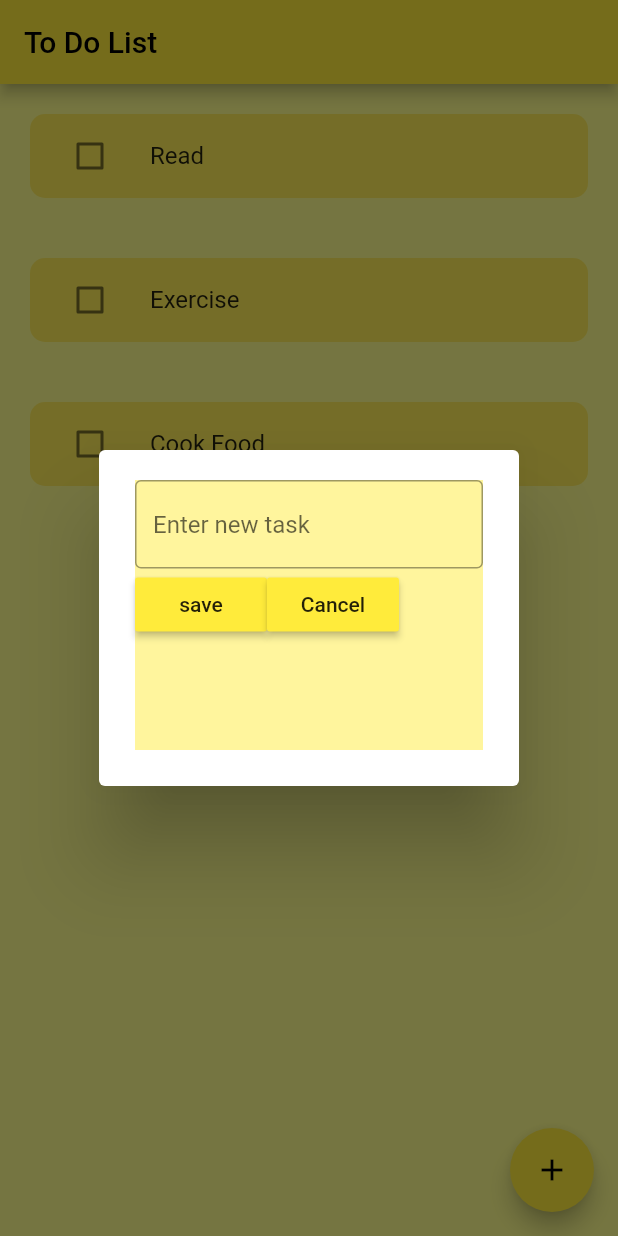
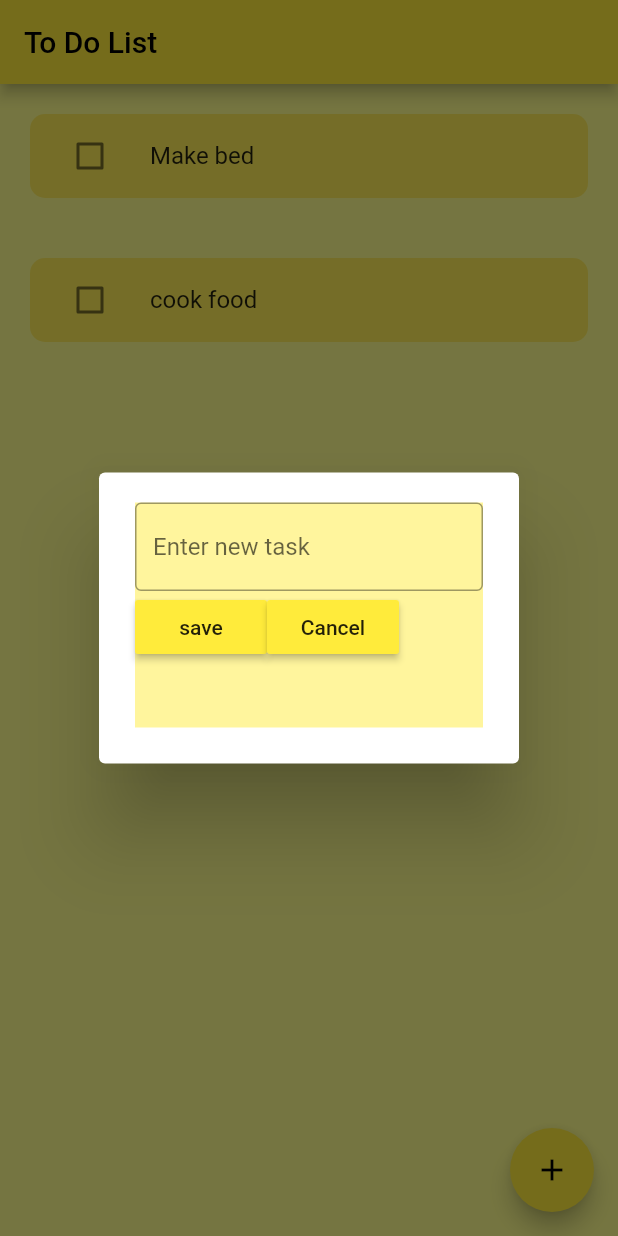
Before and after one commit to mbasnet123/todo_list_app, a Flutter app: the screen it shows after launch, after a tap on the "add" icon, on a phone screen of 412 x 824 dp. Run offline on Flutter 3.47's test engine with Material 2 defaults, Android fonts, the phone set to English and light mode, and no system bars; drawn by our look-alikes of flutter_slidable; our stand-ins replace hive, hive_flutter; accounts and stored records are empty.

Commit message:
added hive local storage

```diff
--- /dev/null
+++ b/lib/data/database.dart
@@ -0,0 +1,27 @@
+import 'package:hive/hive.dart';
+import 'package:hive_flutter/hive_flutter.dart';
+import 'package:flutter/src/services/platform_channel.dart';
+
+class ToDoDataBase {
+
+  List toDoList = [];
+  final _myBox = Hive.box('myBox');
+
+  // run this method if this is the 1st time opening this app
+  void createInitialData(){
+    toDoList = [
+      ["Make bed", false],
+      ["cook food", false],
+    ];
+  }
+
+   // load the data from database
+    void loadData(){
+      toDoList = _myBox.get("TODOLIST");
+    }
+
+    // update the database
+    void updateDataBase(){
+      _myBox.put("TODOLIST", toDoList);
+    }
+}
--- a/lib/main.dart
+++ b/lib/main.dart
@@ -1,8 +1,18 @@
 import 'package:flutter/material.dart';
+import 'package:hive/hive.dart';
+import 'package:hive_flutter/adapters.dart';
 import 'package:to_do_app/screens/home_page.dart';
 
-void main() =>
+void main() async {
+  // init the hive
+  await Hive.initFlutter();
+
+  // open a box
+  var box = await Hive.openBox('mybox');
+
   runApp(const MyApp());
+}
+
 
 
 class MyApp extends StatelessWidget {
--- a/lib/screens/home_page.dart
+++ b/lib/screens/home_page.dart
@@ -1,4 +1,7 @@
 import 'package:flutter/material.dart';
+import 'package:hive/hive.dart';
+import 'package:hive_flutter/hive_flutter.dart';
+import 'package:to_do_app/data/database.dart';
 import 'package:to_do_app/utils/dialog_box.dart';
 import 'package:to_do_app/utils/todo_tile.dart';
 
@@ -10,23 +13,58 @@ class HomePage extends StatefulWidget {
 }
 
 class _HomePageState extends State<HomePage> {
-  List toDoList = [
-    ["Read", false],
-    ["Exercise", false],
-    ["Cook Food", false],
-  ];
+  final _myBox = Hive.box('myBox');
+  ToDoDataBase db = ToDoDataBase();
+
+  @override
+  void initState() {
+    // if this is the 1st time ever opening the app, then create default data
+    if (_myBox.get("TODOLIST") == null) {
+      db.createInitialData();
+    }
+    else{
+      // if data already exists
+      db.loadData();
+    }
+
+    super.initState();
+  }
+
+  final _controller = TextEditingController();
+
 
   void checkBoxChanged(bool? value, int index) {
     setState(() {
-      toDoList[index][1] = !toDoList[index][1];
+      db.toDoList[index][1] = !db.toDoList[index][1];
     });
+    db.updateDataBase();
+  }
+
+  void saveNewTask() {
+    setState(() {
+      db.toDoList.add([_controller.text, false]);
+      _controller.clear();
+    });
+    Navigator.of(context).pop();
+    db.updateDataBase();
   }
 
   void createNewTask() {
     showDialog(
       context: context,
-      builder: (context) => DialogBox(),
+      builder: (context) => DialogBox(
+        controller: _controller,
+        onSave: saveNewTask,
+        onCancel: () => Navigator.of(context).pop(),
+      ),
     );
+  }
+
+  void deleteTaskAtIndex(int index) {
+    setState(() {
+      db.toDoList.removeAt(index);
+    });
+    db.updateDataBase();
   }
 
   @override
@@ -46,12 +84,13 @@ class _HomePageState extends State<HomePage> {
         child: Icon(Icons.add),
       ),
       body: ListView.builder(
-        itemCount: toDoList.length,
+        itemCount: db.toDoList.length,
         itemBuilder: (context, index) {
           return ToDoTile(
-            taskName: toDoList[index][0],
-            taskCompleted: toDoList[index][1],
+            taskName: db.toDoList[index][0],
+            taskCompleted: db.toDoList[index][1],
             onChanged: (value) => checkBoxChanged(value, index),
+            deleteTask: (context) => deleteTaskAtIndex(index),
           );
         },
       ),
--- a/lib/utils/dialog_box.dart
+++ b/lib/utils/dialog_box.dart
@@ -2,26 +2,30 @@ import 'package:flutter/material.dart';
 import 'package:to_do_app/utils/my_button.dart';
 
 class DialogBox extends StatelessWidget {
-  const DialogBox({Key? key}) : super(key: key);
+  final controller;
+  VoidCallback onSave;
+  VoidCallback onCancel;
+  DialogBox({Key? key, required this.controller, required this.onCancel, required this.onSave}) : super(key: key);
 
   @override
   Widget build(BuildContext context) {
     return AlertDialog(
       content: Container(
         color: Colors.yellow[200],
-        height: 180,
+        height: 150,
         child: Column(
           children: [
-            const TextField(
-              decoration: InputDecoration(
+            TextField(
+              controller: controller,
+              decoration: const InputDecoration(
                 border: OutlineInputBorder(),
                 hintText: "Enter new task",
               ),
             ),
             Row(
               children: [
-                MyButton(text: "save", onPressed: () {}),
-                MyButton(text: "Cancel", onPressed: () {}),
+                MyButton(text: "save", onPressed: onSave),
+                MyButton(text: "Cancel", onPressed: onCancel),
               ],
             ),
           ],
--- a/lib/utils/todo_tile.dart
+++ b/lib/utils/todo_tile.dart
@@ -1,21 +1,36 @@
 import 'package:flutter/material.dart';
+import 'package:flutter_slidable/flutter_slidable.dart';
 
 class ToDoTile extends StatelessWidget {
   final String taskName;
   final bool taskCompleted;
   Function(bool?)? onChanged;
+  Function(BuildContext)? deleteTask;
 
-  ToDoTile(
-      {Key? key,
+  ToDoTile({
+    Key? key,
     required this.taskName,
     required this.taskCompleted,
-      required this.onChanged})
-      : super(key: key);
+    required this.onChanged,
+    required this.deleteTask,
+  }) : super(key: key);
 
   @override
   Widget build(BuildContext context) {
     return Padding(
       padding: const EdgeInsets.all(20.0),
+      child: Slidable(
+        endActionPane: ActionPane(
+          motion: StretchMotion(),
+          children: [
+            SlidableAction(
+              onPressed: deleteTask,
+              icon: Icons.delete,
+              backgroundColor: Colors.red.shade400,
+              borderRadius: BorderRadius.circular(5),
+            )
+          ],
+        ),
         child: Container(
           decoration: BoxDecoration(
             color: Colors.yellow[400],
@@ -29,8 +44,14 @@ class ToDoTile extends StatelessWidget {
               onChanged: onChanged,
               activeColor: Colors.black,
             ),
-          title: Text(taskName,
-          style: TextStyle(decoration:taskCompleted? TextDecoration.lineThrough: TextDecoration.none),),
+            title: Text(
+              taskName,
+              style: TextStyle(
+                  decoration: taskCompleted
+                      ? TextDecoration.lineThrough
+                      : TextDecoration.none),
+            ),
+          ),
         ),
       ),
     );
--- a/pubspec.yaml
+++ b/pubspec.yaml
@@ -31,15 +31,20 @@ environment:
 dependencies:
   flutter:
     sdk: flutter
+  hive: ^2.2.3
+  hive_flutter: ^1.1.0
 
 
   # The following adds the Cupertino Icons font to your application.
   # Use with the CupertinoIcons class for iOS style icons.
   cupertino_icons: ^1.0.2
+  flutter_slidable: ^1.2.0
 
 dev_dependencies:
   flutter_test:
     sdk: flutter
+  hive_generator: ^1.1.3
+  build_runner: ^2.1.11
 
   # The "flutter_lints" package below contains a set of recommended lints to
   # encourage good coding practices. The lint set provided by the package is
```
Also changed, not shown: pubspec.lock, 2 other files. Lines whose indentation alone changed are shown as unchanged.
